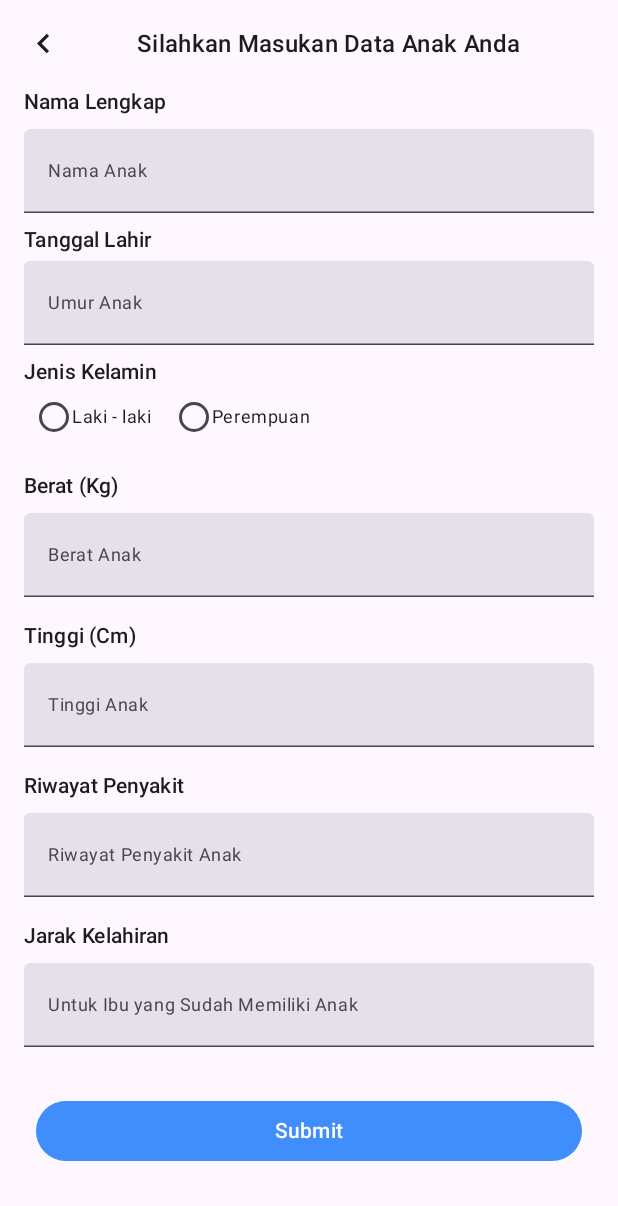
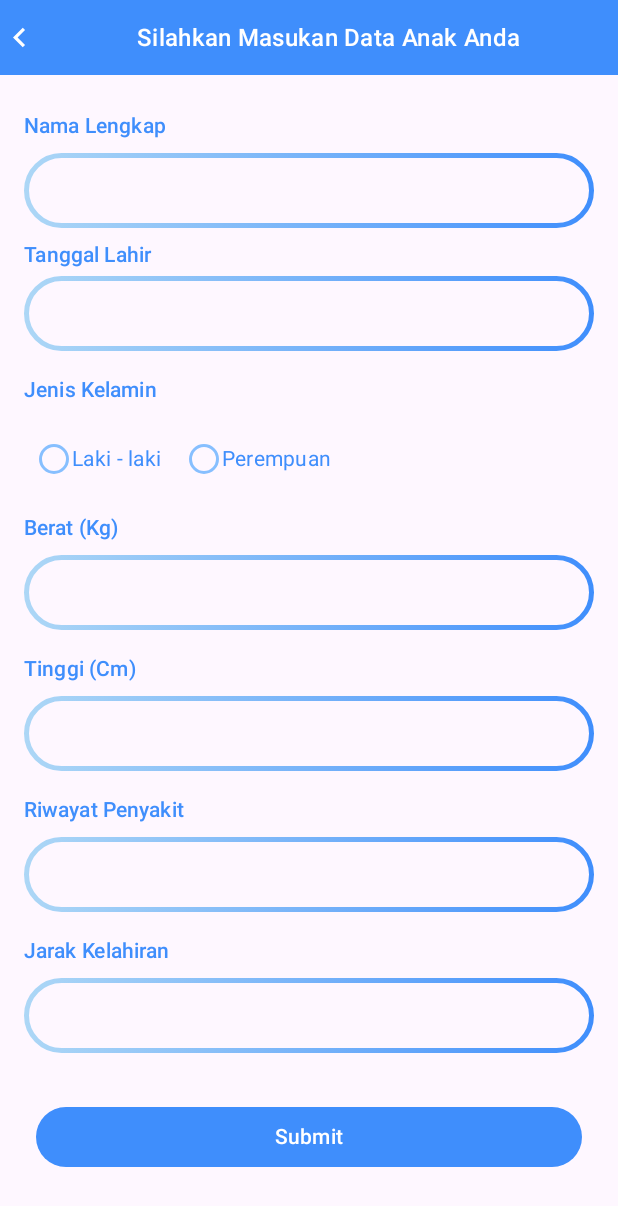
Before and after one commit to rdzee/Stunting_App_Capstone_Design_Bangkit, an Android app built with Jetpack Compose: the InputDataScreen screen opened through its navigation route, on a phone screen of 412 x 824 dp. Shown: the top 1206 px of the screen. Run offline under Robolectric (Android 15) with nearby library versions, the phone set to English and light mode, and no system bars; our stand-ins replace Firebase (no records; nobody signed in at launch, a user with empty details on screens opened directly), Room's generated code, constraintlayout-compose.

Commit message:
Add Input Data Screen Styling and Resources and Change the Profile Item

```diff
--- a/app/src/main/java/com/littlegrow/capstone_project/ui/components/item/HeaderItem.kt
+++ b/app/src/main/java/com/littlegrow/capstone_project/ui/components/item/HeaderItem.kt
@@ -1,9 +1,11 @@
 package com.littlegrow.capstone_project.ui.components.item
 
+import androidx.compose.foundation.background
 import androidx.compose.foundation.clickable
 import androidx.compose.foundation.layout.Arrangement
 import androidx.compose.foundation.layout.Row
 import androidx.compose.foundation.layout.fillMaxWidth
+import androidx.compose.foundation.layout.height
 import androidx.compose.foundation.layout.padding
 import androidx.compose.foundation.layout.size
 import androidx.compose.foundation.shape.CircleShape
@@ -16,6 +18,7 @@ import androidx.compose.runtime.Composable
 import androidx.compose.ui.Alignment
 import androidx.compose.ui.Modifier
 import androidx.compose.ui.draw.clip
+import androidx.compose.ui.graphics.Color
 import androidx.compose.ui.res.stringResource
 import androidx.compose.ui.text.font.FontWeight
 import androidx.compose.ui.text.style.TextAlign
@@ -33,12 +36,14 @@ fun HeaderItem(
     Row(
         verticalAlignment = Alignment.CenterVertically,
         horizontalArrangement = Arrangement.Center,
-        modifier = modifier.padding(8.dp)
+        modifier = modifier.background(MaterialTheme.colorScheme.primary)
+            .height(50.dp)
             .fillMaxWidth()
     ) {
         Icon(
             imageVector = Icons.Default.KeyboardArrowLeft,
             contentDescription = stringResource(id = R.string.back),
+            tint = Color.White,
             modifier = Modifier
                 .clip(CircleShape)
                 .clickable { onBackClick() }
@@ -48,6 +53,7 @@ fun HeaderItem(
             text = title,
             textAlign = TextAlign.Center,
             style = MaterialTheme.typography.titleMedium,
+            color = Color.White,
             fontWeight = FontWeight.Medium,
             modifier = Modifier
                 .weight(1f)
--- a/app/src/main/java/com/littlegrow/capstone_project/ui/components/item/InformationItem.kt
+++ b/app/src/main/java/com/littlegrow/capstone_project/ui/components/item/InformationItem.kt
@@ -59,6 +59,7 @@ fun InformationItem(
             style = MaterialTheme.typography.bodyMedium,
             fontWeight = FontWeight.SemiBold,
             textAlign = TextAlign.Center,
+            color = MaterialTheme.colorScheme.primary,
             maxLines = 2,
             overflow = TextOverflow.Ellipsis,
             modifier = Modifier
@@ -68,6 +69,7 @@ fun InformationItem(
         Text(
             text = stringResource(id = R.string.information_source, articleSource),
             style = MaterialTheme.typography.bodySmall,
+            color = MaterialTheme.colorScheme.primary,
             maxLines = 1,
             modifier = Modifier
                 .align(Alignment.CenterHorizontally)
--- a/app/src/main/java/com/littlegrow/capstone_project/ui/components/item/ProfileItem.kt
+++ b/app/src/main/java/com/littlegrow/capstone_project/ui/components/item/ProfileItem.kt
@@ -1,6 +1,7 @@
 package com.littlegrow.capstone_project.ui.components.item
 
 import androidx.compose.foundation.background
+import androidx.compose.foundation.clickable
 import androidx.compose.foundation.layout.Arrangement
 import androidx.compose.foundation.layout.Box
 import androidx.compose.foundation.layout.Column
@@ -10,8 +11,6 @@ import androidx.compose.foundation.layout.fillMaxWidth
 import androidx.compose.foundation.layout.height
 import androidx.compose.foundation.layout.padding
 import androidx.compose.foundation.shape.RoundedCornerShape
-import androidx.compose.material3.Button
-import androidx.compose.material3.ButtonDefaults
 import androidx.compose.material3.Card
 import androidx.compose.material3.CardDefaults
 import androidx.compose.material3.MaterialTheme
@@ -45,27 +44,26 @@ fun ProfileItem(
     bmiResult: String,
     bmiIndex: String,
     navigateToDetail: () -> Unit,
-    navigateToAdd: () -> Unit,
     modifier: Modifier = Modifier
 ) {
     Card(
         colors = CardDefaults.cardColors(containerColor = MaterialTheme.colorScheme.tertiary),
         modifier = modifier
             .clip(RoundedCornerShape(30.dp))
-            .height(200.dp)
+            .height(140.dp)
+            .clickable { navigateToDetail() }
     ) {
         ConstraintLayout(
             modifier = Modifier.fillMaxSize()
         ) {
-            val (nameRef, bmiResultRef, dataRowRef, buttonRef) = createRefs()
+            val (nameRef, bmiResultRef, dataRowRef) = createRefs()
             Text(
                 text = name,
                 style = TextStyle(
                     fontSize = 24.sp,
                     fontWeight = FontWeight.Medium,
-                    color = Color.White,
+                    color = MaterialTheme.colorScheme.primary,
                     textAlign = TextAlign.Center,
-                    shadow = Shadow(Color.Black, Offset(2f, 1f))
                 ),
                 modifier = Modifier
                     .constrainAs(nameRef) {
@@ -129,48 +127,6 @@ fun ProfileItem(
                     )
                 )
             }
-            Row(
-                modifier = modifier.constrainAs(buttonRef) {
-                    start.linkTo(parent.start)
-                    end.linkTo(parent.end)
-                    top.linkTo(dataRowRef.bottom, 16.dp)
-                }
-            ) {
-                Button(
-                    onClick = navigateToAdd,
-                    colors = ButtonDefaults.buttonColors(
-                        containerColor = Color.White,
-                        contentColor = MaterialTheme.colorScheme.surface
-                    ),
-                    modifier = Modifier.padding(start = 16.dp, end = 16.dp)
-                ) {
-                    Text(
-                        text = stringResource(id = R.string.add_profile),
-                        style = TextStyle(
-                            color = MaterialTheme.colorScheme.primary,
-                            fontSize = 16.sp,
-                            fontWeight = FontWeight.Medium
-                        )
-                    )
-                }
-                Button(
-                    onClick = navigateToDetail,
-                    colors = ButtonDefaults.buttonColors(
-                        containerColor = Color.White,
-                        contentColor = MaterialTheme.colorScheme.surface
-                    ),
-                    modifier = Modifier.padding(start = 16.dp, end = 16.dp)
-                ) {
-                    Text(
-                        text = stringResource(id = R.string.detail),
-                        style = TextStyle(
-                            color = MaterialTheme.colorScheme.primary,
-                            fontSize = 16.sp,
-                            fontWeight = FontWeight.Medium
-                        )
-                    )
-                }
-            }
         }
     }
 }
@@ -188,7 +144,7 @@ fun DataColumn(
             style = TextStyle(
                 fontSize = 16.sp,
                 fontWeight = FontWeight.SemiBold,
-                color = Color.White,
+                color = MaterialTheme.colorScheme.primary,
             ),
             modifier = Modifier
         )
@@ -197,7 +153,7 @@ fun DataColumn(
             text = data,
             style = TextStyle(
                 fontSize = 14.sp,
-                color = Color.White,
+                color = MaterialTheme.colorScheme.primary,
             ),
             modifier = Modifier
         )
@@ -218,7 +174,6 @@ fun ProfileContainerPreview() {
             bmiResult = "Normal",
             bmiIndex = "15.6",
             navigateToDetail = {},
-            navigateToAdd = {}
         )
     }
 }
--- a/app/src/main/java/com/littlegrow/capstone_project/ui/components/item/RadioButtonItem.kt
+++ b/app/src/main/java/com/littlegrow/capstone_project/ui/components/item/RadioButtonItem.kt
@@ -7,6 +7,7 @@ import androidx.compose.foundation.layout.padding
 import androidx.compose.foundation.selection.selectable
 import androidx.compose.material3.MaterialTheme
 import androidx.compose.material3.RadioButton
+import androidx.compose.material3.RadioButtonDefaults
 import androidx.compose.material3.Text
 import androidx.compose.runtime.Composable
 import androidx.compose.runtime.getValue
@@ -39,7 +40,8 @@ fun RadioButtonItem(
         .fillMaxWidth()) {
         Text(
             text = stringResource(id = R.string.gender),
-            style = MaterialTheme.typography.titleSmall
+            style = MaterialTheme.typography.titleSmall,
+            color = MaterialTheme.colorScheme.primary
         )
         Row(
             modifier = modifier.fillMaxWidth()
@@ -57,11 +59,16 @@ fun RadioButtonItem(
                 ) {
                     RadioButton(
                         selected = isSelectedItem(item),
+                        colors = RadioButtonDefaults.colors(
+                            selectedColor = MaterialTheme.colorScheme.primary,
+                            unselectedColor = MaterialTheme.colorScheme.surface
+                        ),
                         onClick = null
                     )
                     Text(
                         text = item,
-                        style = MaterialTheme.typography.bodySmall
+                        style = MaterialTheme.typography.bodyMedium,
+                        color = MaterialTheme.colorScheme.primary
                         )
                 }
             }
--- a/app/src/main/java/com/littlegrow/capstone_project/ui/components/item/TextInputItem.kt
+++ b/app/src/main/java/com/littlegrow/capstone_project/ui/components/item/TextInputItem.kt
@@ -1,21 +1,31 @@
+@file:Suppress("DEPRECATION")
+
 package com.littlegrow.capstone_project.ui.components.item
 
+import androidx.compose.foundation.BorderStroke
+import androidx.compose.foundation.border
 import androidx.compose.foundation.layout.Column
 import androidx.compose.foundation.layout.Spacer
 import androidx.compose.foundation.layout.fillMaxWidth
+import androidx.compose.foundation.layout.height
 import androidx.compose.foundation.layout.padding
+import androidx.compose.foundation.shape.RoundedCornerShape
 import androidx.compose.foundation.text.KeyboardActionScope
 import androidx.compose.foundation.text.KeyboardActions
 import androidx.compose.foundation.text.KeyboardOptions
+import androidx.compose.material3.ExperimentalMaterial3Api
 import androidx.compose.material3.MaterialTheme
 import androidx.compose.material3.Text
 import androidx.compose.material3.TextField
+import androidx.compose.material3.TextFieldDefaults
 import androidx.compose.runtime.Composable
 import androidx.compose.runtime.getValue
 import androidx.compose.runtime.mutableStateOf
 import androidx.compose.runtime.remember
 import androidx.compose.runtime.setValue
 import androidx.compose.ui.Modifier
+import androidx.compose.ui.graphics.Brush
+import androidx.compose.ui.graphics.Color
 import androidx.compose.ui.text.font.FontWeight
 import androidx.compose.ui.text.input.ImeAction
 import androidx.compose.ui.text.input.KeyboardType
@@ -24,11 +34,11 @@ import androidx.compose.ui.tooling.preview.Preview
 import androidx.compose.ui.unit.dp
 import com.littlegrow.capstone_project.ui.theme.Capstone_ProjectTheme
 
+@OptIn(ExperimentalMaterial3Api::class)
 @Composable
 fun TextInputItem(
     modifier: Modifier = Modifier,
     text: String,
-    hint: String,
     keyboardType: KeyboardType = KeyboardType.Text,
     imeAction: ImeAction = ImeAction.Next,
     isError: Boolean = false,
@@ -45,7 +55,8 @@ fun TextInputItem(
             text = text,
             textAlign = TextAlign.Start,
             style = MaterialTheme.typography.titleSmall,
-            fontWeight = FontWeight.Medium
+            fontWeight = FontWeight.Medium,
+            color = MaterialTheme.colorScheme.primary
         )
         Spacer(modifier = modifier.padding(4.dp))
         TextField(
@@ -53,9 +64,6 @@ fun TextInputItem(
             onValueChange = {
                 textInput = it
                 onTextChanged(it)
-            },
-            label = {
-                Text(text = hint, style = MaterialTheme.typography.bodySmall)
             },
             keyboardOptions = KeyboardOptions(
                 keyboardType = keyboardType,
@@ -67,7 +75,23 @@ fun TextInputItem(
             ),
             singleLine = true,
             isError = isError,
-            modifier = modifier.fillMaxWidth()
+            colors = TextFieldDefaults.textFieldColors(
+                containerColor = Color.Transparent,
+                focusedTextColor = MaterialTheme.colorScheme.primary,
+                unfocusedTextColor = MaterialTheme.colorScheme.primary,
+                focusedIndicatorColor = Color.Transparent,
+                unfocusedIndicatorColor = Color.Transparent,
+                errorTextColor = Color.Red,
+            ),
+            modifier = modifier.height(50.dp)
+                .fillMaxWidth()
+                .border(BorderStroke(
+                    width = 3.dp,
+                    brush = Brush.horizontalGradient(
+                        listOf(MaterialTheme.colorScheme.tertiary,
+                            MaterialTheme.colorScheme.primary))),
+                    shape = RoundedCornerShape(50)
+                )
         )
     }
 }
@@ -78,7 +102,6 @@ fun TextInputItemPreview() {
     Capstone_ProjectTheme {
         TextInputItem(
             text = "Name",
-            hint = "Name",
             onTextChanged = {},
             onDone = {},
             onNext = {}
--- a/app/src/main/java/com/littlegrow/capstone_project/ui/components/row/ProfileRow.kt
+++ b/app/src/main/java/com/littlegrow/capstone_project/ui/components/row/ProfileRow.kt
@@ -57,7 +57,6 @@ fun ProfileRow(
                     bmiResult = "Normal",
                     bmiIndex = "15.6",
                     navigateToDetail = navigateToDetail,
-                    navigateToAdd = navigateToAdd
                 )
             }
         }
--- a/app/src/main/java/com/littlegrow/capstone_project/ui/screen/home/HomeScreen.kt
+++ b/app/src/main/java/com/littlegrow/capstone_project/ui/screen/home/HomeScreen.kt
@@ -241,7 +241,7 @@ fun HomeContent(
                     color = MaterialTheme.colorScheme.primary,
                     modifier = modifier
                         .align(Alignment.Center)
-                        .height(150.dp)
+                        .height(100.dp)
                         .fillMaxWidth()
                 )
             }
--- a/app/src/main/java/com/littlegrow/capstone_project/ui/screen/input/InputDataScreen.kt
+++ b/app/src/main/java/com/littlegrow/capstone_project/ui/screen/input/InputDataScreen.kt
@@ -1,12 +1,15 @@
 package com.littlegrow.capstone_project.ui.screen.input
 
 import android.widget.Toast
+import androidx.compose.foundation.BorderStroke
+import androidx.compose.foundation.border
 import androidx.compose.foundation.layout.Column
 import androidx.compose.foundation.layout.Spacer
 import androidx.compose.foundation.layout.fillMaxWidth
 import androidx.compose.foundation.layout.height
 import androidx.compose.foundation.layout.padding
 import androidx.compose.foundation.rememberScrollState
+import androidx.compose.foundation.shape.RoundedCornerShape
 import androidx.compose.foundation.verticalScroll
 import androidx.compose.material3.Button
 import androidx.compose.material3.DatePicker
@@ -16,6 +19,7 @@ import androidx.compose.material3.MaterialTheme
 import androidx.compose.material3.Text
 import androidx.compose.material3.TextButton
 import androidx.compose.material3.TextField
+import androidx.compose.material3.TextFieldDefaults
 import androidx.compose.material3.rememberDatePickerState
 import androidx.compose.runtime.Composable
 import androidx.compose.runtime.LaunchedEffect
@@ -26,6 +30,8 @@ import androidx.compose.runtime.setValue
 import androidx.compose.ui.Modifier
 import androidx.compose.ui.focus.FocusDirection
 import androidx.compose.ui.focus.onFocusChanged
+import androidx.compose.ui.graphics.Brush
+import androidx.compose.ui.graphics.Color
 import androidx.compose.ui.platform.LocalContext
 import androidx.compose.ui.platform.LocalFocusManager
 import androidx.compose.ui.res.stringResource
@@ -68,18 +74,20 @@ fun InputDataScreen(
             }
         }
     }
+    Column(modifier = modifier.padding(bottom = 8.dp))
+    {
+        HeaderItem(
+            title = stringResource(id = R.string.input_data),
+            onBackClick = onBackClick,
+            modifier = modifier.padding(bottom = 8.dp)
+        )
         Column(
             modifier = Modifier
                 .padding(8.dp)
                 .verticalScroll(rememberScrollState())
         ) {
-        HeaderItem(
-            title = stringResource(id = R.string.input_data),
-            onBackClick = onBackClick
-        )
             TextInputItem(
                 text = stringResource(id = R.string.name),
-            hint = stringResource(id = R.string.name_hint),
                 onTextChanged = { inputDataViewModel.onEvent(InputEvent.NameChanged(it)) },
                 isError = state.nameError,
                 onNext = { localFocus.moveFocus(FocusDirection.Down) },
@@ -92,6 +100,7 @@ fun InputDataScreen(
                     textAlign = TextAlign.Start,
                     style = MaterialTheme.typography.titleSmall,
                     fontWeight = FontWeight.Medium,
+                    color = MaterialTheme.colorScheme.primary,
                     modifier = Modifier
                         .padding(start = 8.dp, bottom = 4.dp)
                 )
@@ -99,12 +108,20 @@ fun InputDataScreen(
                 TextField(
                     readOnly = true,
                     value = inputDataViewModel.formattedDate.value,
-                label = {
-                    Text(text = stringResource(id = R.string.age_hint), style = MaterialTheme.typography.bodySmall)
-                },
                     onValueChange = {},
                     isError = state.birthDateError,
-                modifier = Modifier
+                    colors = TextFieldDefaults.
+                    colors(
+                        focusedTextColor = MaterialTheme.colorScheme.primary,
+                        unfocusedTextColor = MaterialTheme.colorScheme.primary,
+                        errorTextColor = Color.Red,
+                        focusedContainerColor = Color.Transparent,
+                        unfocusedContainerColor = Color.Transparent,
+                        disabledContainerColor = Color.Transparent,
+                        focusedIndicatorColor = Color.Transparent,
+                        unfocusedIndicatorColor = Color.Transparent,
+                    ),
+                    modifier = modifier.height(50.dp)
                         .fillMaxWidth()
                         .padding(horizontal = 8.dp)
                         .onFocusChanged {
@@ -112,6 +129,14 @@ fun InputDataScreen(
                                 isDialogOpen = true
                             }
                         }
+                        .border(
+                            BorderStroke(
+                            width = 3.dp,
+                            brush = Brush.horizontalGradient(
+                                listOf(MaterialTheme.colorScheme.tertiary,
+                                    MaterialTheme.colorScheme.primary))),
+                            shape = RoundedCornerShape(50)
+                        )
                 )
             }
 
@@ -160,11 +185,11 @@ fun InputDataScreen(
 
             RadioButtonItem(
                 item1 = stringResource(id = R.string.male),
-            item2 = stringResource(id = R.string.female)
+                item2 = stringResource(id = R.string.female),
+                modifier = modifier.padding(top = 8.dp)
             )
             TextInputItem(
                 text = stringResource(id = R.string.weight),
-            hint = stringResource(id = R.string.weight_hint),
                 keyboardType = KeyboardType.Number,
                 onTextChanged = { inputDataViewModel.onEvent(InputEvent.WeightChanged(it)) },
                 isError = state.weightError,
@@ -173,7 +198,6 @@ fun InputDataScreen(
             )
             TextInputItem(
                 text = stringResource(id = R.string.height),
-            hint = stringResource(id = R.string.height_hint),
                 keyboardType = KeyboardType.Number,
                 onTextChanged = { inputDataViewModel.onEvent(InputEvent.HeightChanged(it)) },
                 isError = state.heightError,
@@ -182,7 +206,6 @@ fun InputDataScreen(
             )
             TextInputItem(
                 text = stringResource(id = R.string.disesaseHistory),
-            hint = stringResource(id = R.string.disesaseHistory_hint),
                 onTextChanged = { inputDataViewModel.onEvent(InputEvent.DiseaseHistoryChanged(it)) },
                 isError = state.diseaseHistoryError,
                 onNext = { localFocus.moveFocus(FocusDirection.Down) },
@@ -190,7 +213,6 @@ fun InputDataScreen(
             )
             TextInputItem(
                 text = stringResource(id = R.string.birthDistance),
-            hint = stringResource(id = R.string.birthDistance_hint),
                 onTextChanged = { inputDataViewModel.onEvent(InputEvent.BirthDistanceChanged(it)) },
                 isError = state.birthDistanceError,
                 onNext = { localFocus.moveFocus(FocusDirection.Down) },
@@ -209,6 +231,7 @@ fun InputDataScreen(
             }
         }
     }
+}
 
 @Composable
 @Preview(showBackground = true)
--- a/app/src/main/java/com/littlegrow/capstone_project/ui/screen/recommendation/RecommendationScreen.kt
+++ b/app/src/main/java/com/littlegrow/capstone_project/ui/screen/recommendation/RecommendationScreen.kt
@@ -67,7 +67,6 @@ fun RecommendationScreen(
                 bmiResult = stringResource(id = R.string.bmi),
                 bmiIndex = stringResource(id = R.string.bmi),
                 navigateToDetail = { },
-                navigateToAdd = { },
                 modifier = Modifier
                     .padding(horizontal = 16.dp)
             )
```
Also changed, not shown: 1 other file. Lines whose indentation alone changed are shown as unchanged.
